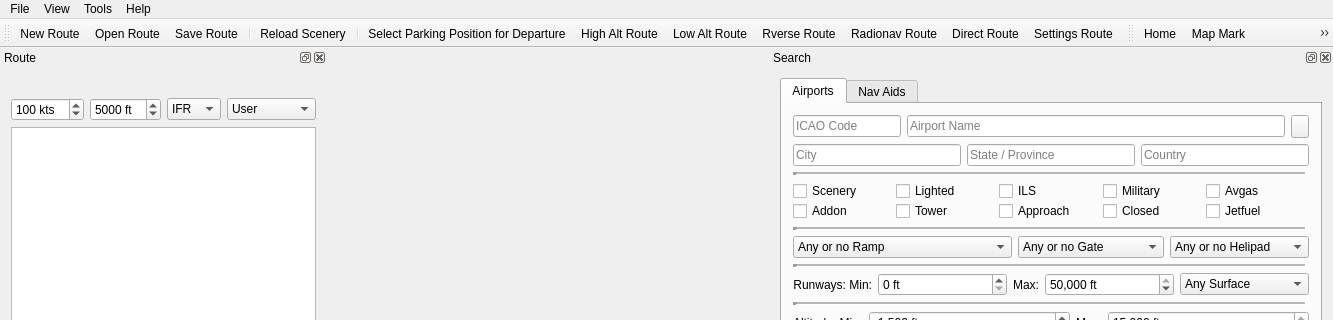
Before: the Qt Designer form src/gui/mainwindow.ui in albar965/littlenavmap, drawn with Qt 5; both pictures show x 0 to 1333 and y 0 to 320 of the 1333 by 754 pixel window.
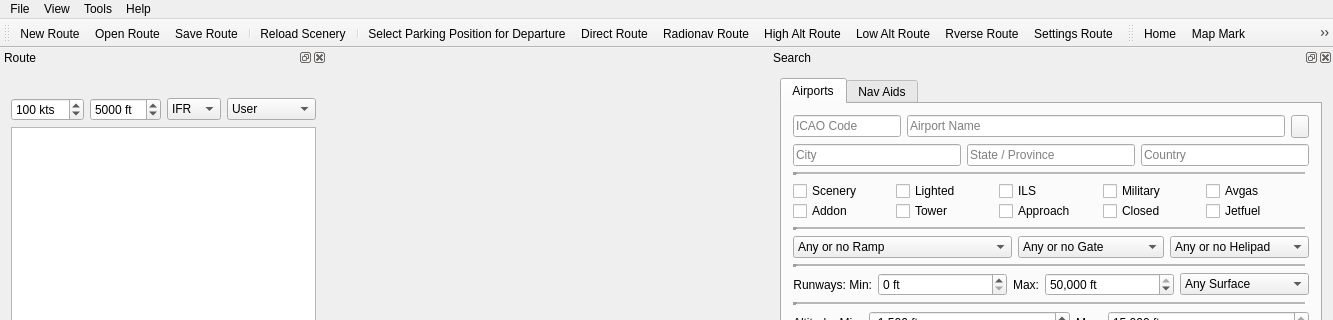
After: the same form once the commit is applied. Icons and pictures are not drawn.

The edit to the form file:
```diff
--- a/src/gui/mainwindow.ui
+++ b/src/gui/mainwindow.ui
@@ -85,11 +85,11 @@
    <addaction name="actionReloadScenery"/>
    <addaction name="separator"/>
    <addaction name="actionRouteSelectParking"/>
+   <addaction name="actionRouteCalcDirect"/>
+   <addaction name="actionRouteCalcRadionav"/>
    <addaction name="actionRouteCalcHighAlt"/>
    <addaction name="actionRouteCalcLowAlt"/>
    <addaction name="actionRouteReverse"/>
-   <addaction name="actionRouteCalcRadionav"/>
-   <addaction name="actionRouteCalcDirect"/>
    <addaction name="actionRouteSettings"/>
   </widget>
   <widget class="QStatusBar" name="statusBar"/>
```
Left out of the diff: 10 changed lines with no effect on the pictures.
